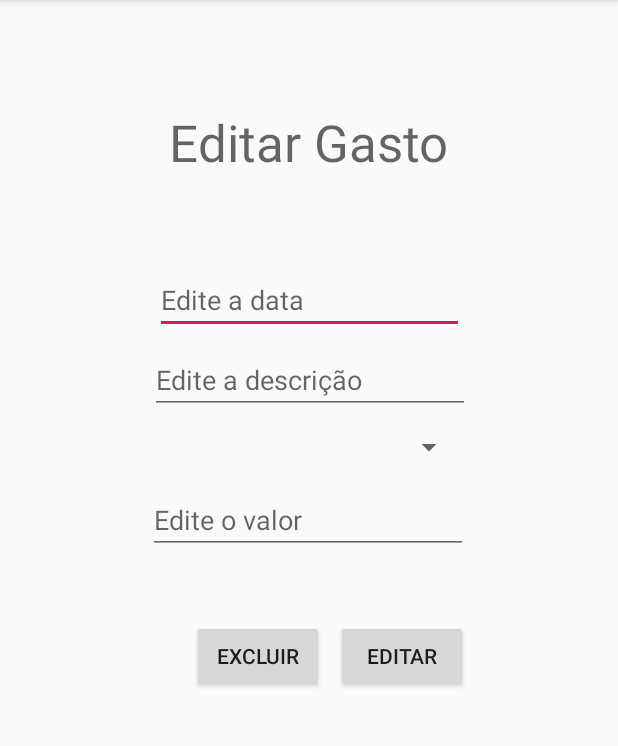
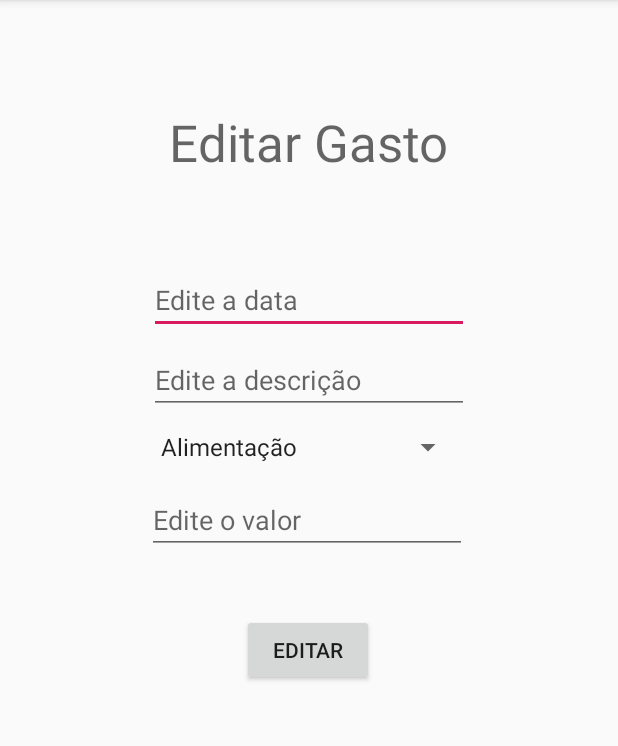
Before and after one commit to Rosahanne/SENAC, an Android app: the EditGasto screen opened directly, with no data from a screen before it, on a phone screen of 412 x 824 dp, the part 84-830 px from its top. Run offline under Robolectric (Android 15) with nearby library versions, the phone set to English and light mode, and no system bars; 3 statements that could not run were skipped.

Commit message:
Segunda18032019

```diff
--- a/app/src/main/java/br/senac/app_controledegastos/EditGasto.java
+++ b/app/src/main/java/br/senac/app_controledegastos/EditGasto.java
@@ -28,7 +28,7 @@ public class EditGasto extends AppCompatActivity {
         setContentView(R.layout.activity_edit_gasto);
 
         titEditGastro = findViewById(R.id.tEdGasto);
-        btnEditar = findViewById(R.id.ExcGasto);
+        btnEditar = findViewById(R.id.EditGasto);
 //        btnExcluir = findViewById(R.id.btnExc);
         helper = new GastoHelper(this);
         gastoDAO = new GastoDAO(this);
--- a/app/src/main/java/br/senac/app_controledegastos/helper/GastoHelper.java
+++ b/app/src/main/java/br/senac/app_controledegastos/helper/GastoHelper.java
@@ -61,26 +61,25 @@ public class GastoHelper {
         editData.setText(gasto.getData());
         editDescricao.setText(gasto.getDescricao());
 //        spinnerCategoria.setText(gasto.getCategoria());
-        editValor.setText(String.valueOf(gasto.getValor()));
+       editValor.setText(String.valueOf(gasto.getValor()));
     }
 
     private void carregaSpinner(EditGasto activity){
-
         spinnerCategoria = activity.findViewById(R.id.spinner_Editcategoria);
         ArrayAdapter<CharSequence> adapter = ArrayAdapter.createFromResource
-                (this.activity,R.array.lista_categoria,
-                        android.R.layout.simple_spinner_item);
-        spinnerCategoria.setAdapter(adapter);
+                (activity,R.array.lista_categoria,android.R.layout.simple_spinner_item);
+        adapter.setDropDownViewResource(android.R.layout.simple_spinner_dropdown_item);
+                spinnerCategoria.setAdapter(adapter);
     }
 
     private void carregaSpinner(CadGasto activity){
         spinnerCategoria = activity.findViewById(R.id.spinner_Cadcategoria);
-
         ArrayAdapter<CharSequence> adapter = ArrayAdapter.createFromResource
-                (this.activity,R.array.lista_categoria,
-                        android.R.layout.simple_spinner_item);
-        spinnerCategoria.setAdapter(adapter);
+                (activity,R.array.lista_categoria,android.R.layout.simple_spinner_item);
+        adapter.setDropDownViewResource(android.R.layout.simple_spinner_dropdown_item);
+                spinnerCategoria.setAdapter(adapter);
     }
 
 
+
 }
--- a/app/src/main/res/layout/activity_edit_gasto.xml
+++ b/app/src/main/res/layout/activity_edit_gasto.xml
@@ -10,7 +10,7 @@
 
     <EditText
         android:id="@+id/dataEditGasto"
-        android:layout_width="206dp"
+        android:layout_width="wrap_content"
         android:layout_height="wrap_content"
         android:layout_marginTop="60dp"
         android:ems="10"
@@ -64,29 +64,19 @@
         app:layout_constraintTop_toTopOf="parent" />
 
     <Button
-        android:id="@+id/ExcGasto"
+        android:id="@+id/EditGasto"
         android:layout_width="wrap_content"
         android:layout_height="wrap_content"
-        android:layout_marginTop="44dp"
+        android:layout_marginTop="40dp"
+        android:layout_marginBottom="8dp"
         android:text="@string/btnEdit"
         android:visibility="visible"
+        app:layout_constraintBottom_toBottomOf="parent"
         app:layout_constraintEnd_toEndOf="@+id/valorEditGasto"
-        app:layout_constraintTop_toBottomOf="@+id/valorEditGasto" />
-
-    <Button
-        android:id="@+id/btnExc"
-        android:layout_width="wrap_content"
-        android:layout_height="wrap_content"
-        android:layout_marginStart="8dp"
-        android:layout_marginLeft="8dp"
-        android:layout_marginTop="44dp"
-        android:layout_marginEnd="8dp"
-        android:layout_marginRight="8dp"
-        android:text="@string/btnExc"
-        app:layout_constraintEnd_toStartOf="@+id/ExcGasto"
-        app:layout_constraintHorizontal_bias="1.0"
+        app:layout_constraintHorizontal_bias="0.504"
         app:layout_constraintStart_toStartOf="@+id/valorEditGasto"
-        app:layout_constraintTop_toBottomOf="@+id/valorEditGasto" />
+        app:layout_constraintTop_toBottomOf="@+id/valorEditGasto"
+        app:layout_constraintVertical_bias="0.0" />
 
     <Spinner
         android:id="@+id/spinner_Editcategoria"
--- a/app/src/main/res/values/strings.xml
+++ b/app/src/main/res/values/strings.xml
@@ -20,9 +20,11 @@
     <string name="TextView_Valor" />
     <string-array name="lista_categoria">
         <item>Alimentação</item>
-        <item>Veículo</item>
+        <item>Educação</item>
         <item>Lazer</item>
         <item>Residência</item>
+        <item>Transporte</item>
+        <item>Veículo</item>
         <item>Vestuário</item>
     </string-array>
 
```
